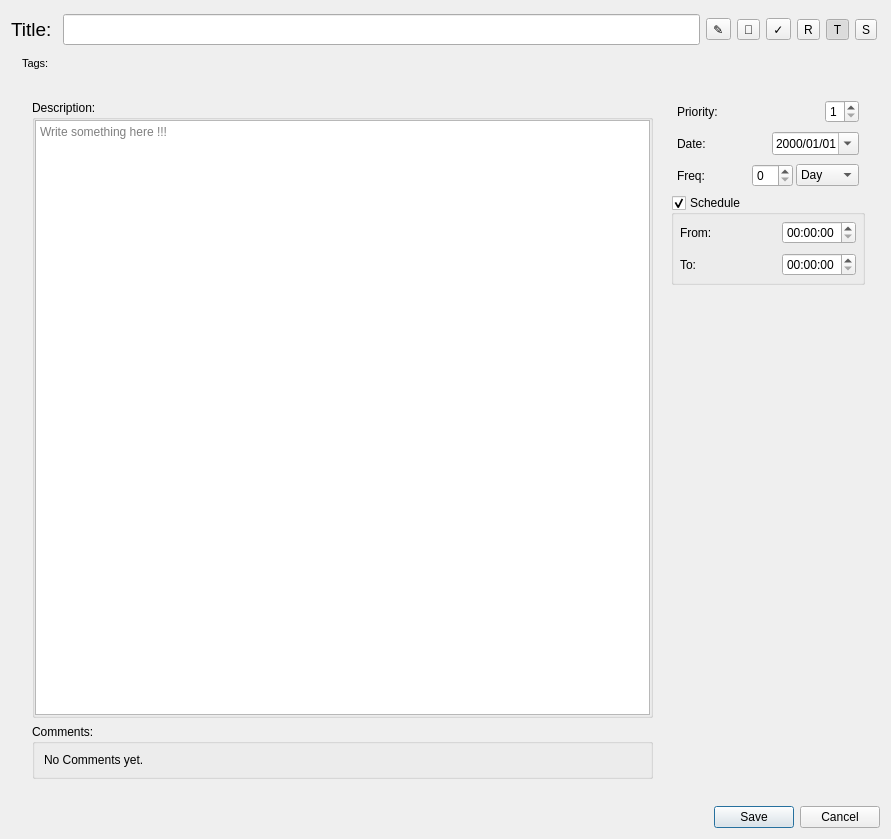
This is widgets/itemdetailwidget.ui in SeptemberHX/TodoManager as Qt 5 draws it before an edit. The edited form follows.
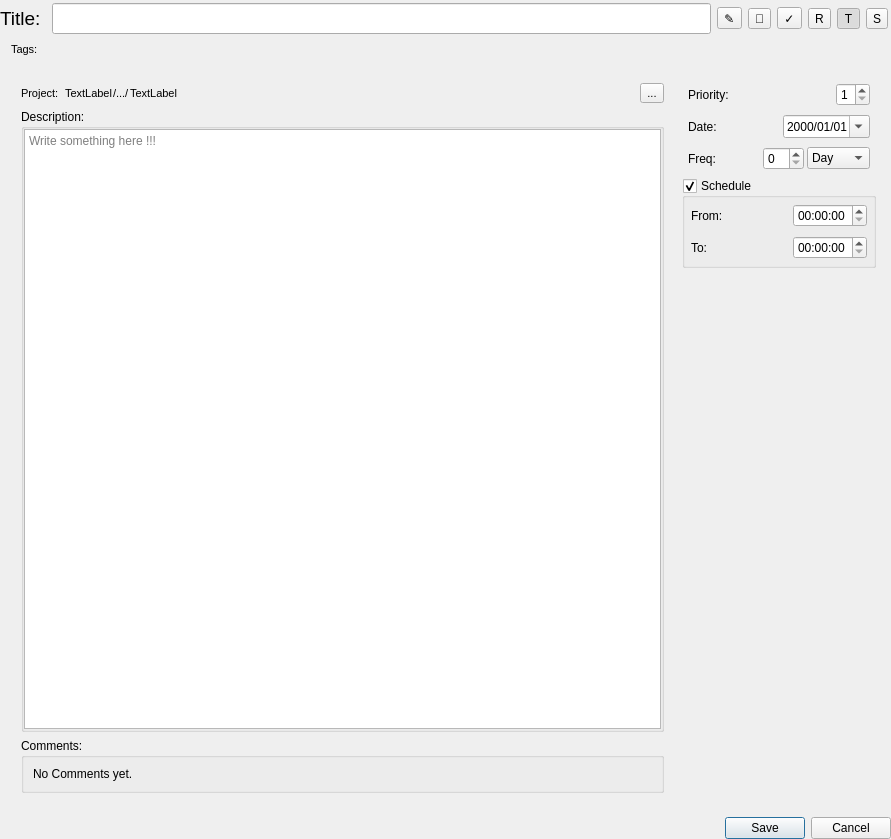
This is the edited form.

Commit message: Change: ItemDetailWidget can show project's name Add: You can jump to specific project by clicking the project'name in ItemDetailWidget

```diff
--- a/widgets/itemdetailwidget.ui
+++ b/widgets/itemdetailwidget.ui
@@ -20,6 +20,21 @@
    <string>Form</string>
   </property>
   <layout class="QVBoxLayout" name="verticalLayout">
+   <property name="spacing">
+    <number>3</number>
+   </property>
+   <property name="leftMargin">
+    <number>0</number>
+   </property>
+   <property name="topMargin">
+    <number>0</number>
+   </property>
+   <property name="rightMargin">
+    <number>0</number>
+   </property>
+   <property name="bottomMargin">
+    <number>0</number>
+   </property>
    <item>
     <widget class="QWidget" name="widget" native="true">
      <property name="sizePolicy">
@@ -245,6 +260,126 @@
          <item>
           <widget class="QWidget" name="widget_4" native="true">
            <layout class="QVBoxLayout" name="verticalLayout_5">
+            <item>
+             <widget class="QWidget" name="projectInfoWidget" native="true">
+              <layout class="QVBoxLayout" name="verticalLayout_7">
+               <property name="spacing">
+                <number>0</number>
+               </property>
+               <property name="leftMargin">
+                <number>0</number>
+               </property>
+               <property name="topMargin">
+                <number>0</number>
+               </property>
+               <property name="rightMargin">
+                <number>0</number>
+               </property>
+               <property name="bottomMargin">
+                <number>0</number>
+               </property>
+               <item>
+                <widget class="QWidget" name="widget_7" native="true">
+                 <property name="font">
+                  <font>
+                   <pointsize>6</pointsize>
+                  </font>
+                 </property>
+                 <layout class="QHBoxLayout" name="horizontalLayout_12">
+                  <property name="spacing">
+                   <number>0</number>
+                  </property>
+                  <property name="leftMargin">
+                   <number>0</number>
+                  </property>
+                  <property name="topMargin">
+                   <number>0</number>
+                  </property>
+                  <property name="rightMargin">
+                   <number>0</number>
+                  </property>
+                  <property name="bottomMargin">
+                   <number>0</number>
+                  </property>
+                  <item>
+                   <widget class="QLabel" name="label_8">
+                    <property name="font">
+                     <font>
+                      <pointsize>8</pointsize>
+                     </font>
+                    </property>
+                    <property name="text">
+                     <string>Project:  </string>
+                    </property>
+                   </widget>
+                  </item>
+                  <item>
+                   <widget class="QLabel" name="rootProjectLabel">
+                    <property name="font">
+                     <font>
+                      <pointsize>8</pointsize>
+                     </font>
+                    </property>
+                    <property name="text">
+                     <string>TextLabel</string>
+                    </property>
+                   </widget>
+                  </item>
+                  <item>
+                   <widget class="QLabel" name="label_9">
+                    <property name="font">
+                     <font>
+                      <pointsize>8</pointsize>
+                     </font>
+                    </property>
+                    <property name="text">
+                     <string>/.../</string>
+                    </property>
+                   </widget>
+                  </item>
+                  <item>
+                   <widget class="QLabel" name="directProjectLabel">
+                    <property name="font">
+                     <font>
+                      <pointsize>8</pointsize>
+                     </font>
+                    </property>
+                    <property name="text">
+                     <string>TextLabel</string>
+                    </property>
+                   </widget>
+                  </item>
+                  <item>
+                   <spacer name="horizontalSpacer">
+                    <property name="orientation">
+                     <enum>Qt::Horizontal</enum>
+                    </property>
+                    <property name="sizeHint" stdset="0">
+                     <size>
+                      <width>40</width>
+                      <height>20</height>
+                     </size>
+                    </property>
+                   </spacer>
+                  </item>
+                  <item>
+                   <widget class="QToolButton" name="toolButton">
+                    <property name="font">
+                     <font>
+                      <pointsize>8</pointsize>
+                     </font>
+                    </property>
+                    <property name="text">
+                     <string>...</string>
+                    </property>
+                   </widget>
+                  </item>
+                 </layout>
+                </widget>
+               </item>
+              </layout>
+             </widget>
+            </item>
             <item>
              <widget class="QGroupBox" name="groupBox">
               <property name="title">
```
The commit also changes 20 other files.
